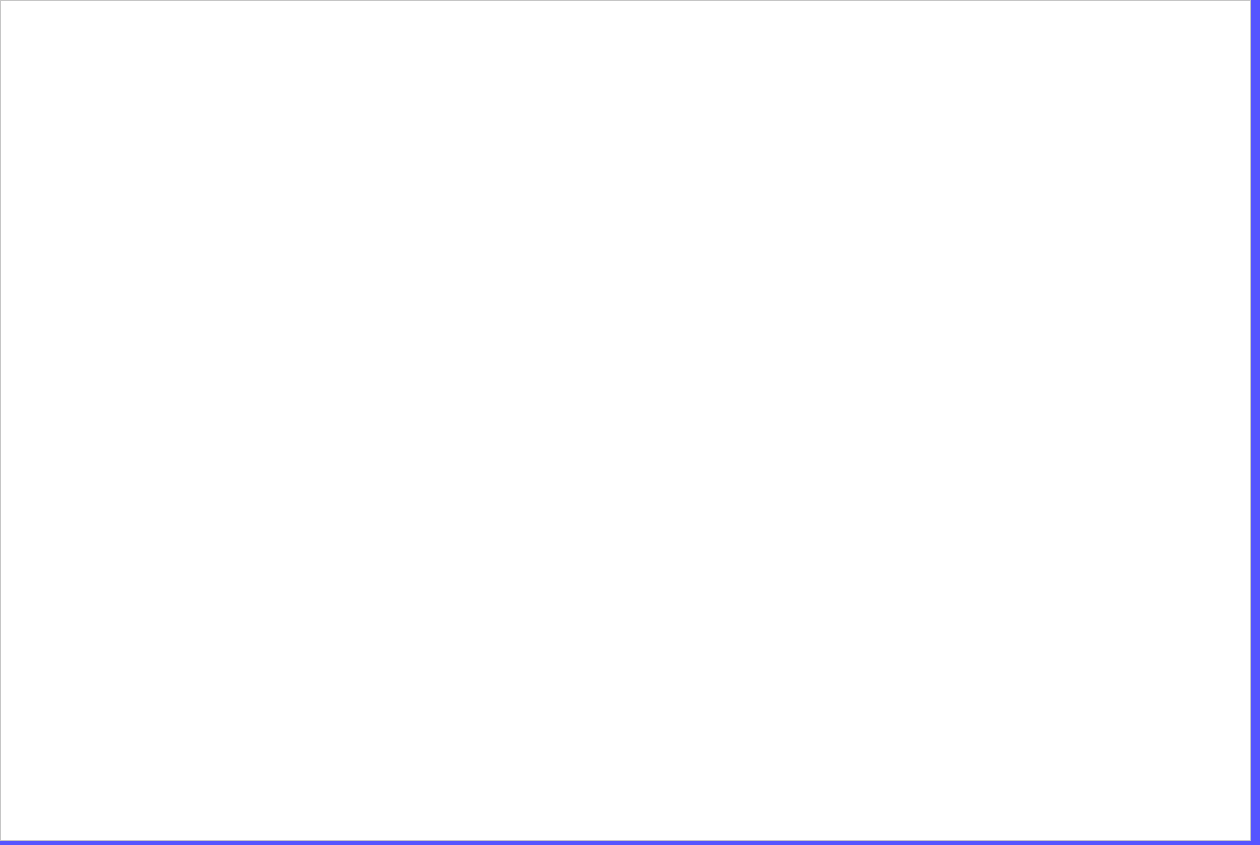
Before: the Qt Designer form bank-view/fronts/frontmessageshow.ui in smandyscom/front-base-widget, drawn with Qt 5.
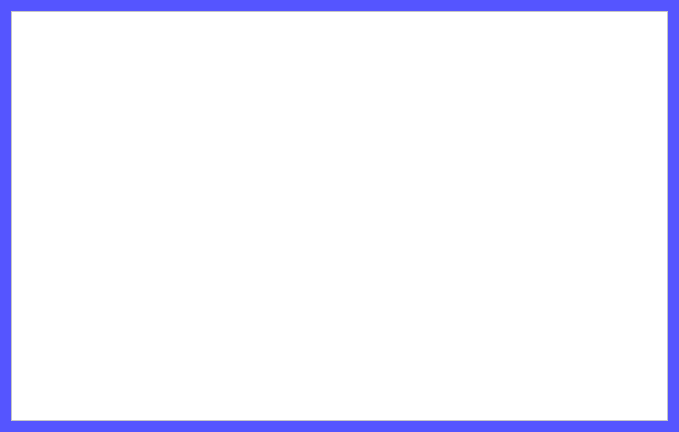
After: the same form once the commit is applied.

Patch:
```diff
--- a/bank-view/fronts/frontmessageshow.ui
+++ b/bank-view/fronts/frontmessageshow.ui
@@ -6,8 +6,8 @@
    <rect>
     <x>0</x>
     <y>0</y>
-    <width>1260</width>
-    <height>845</height>
+    <width>679</width>
+    <height>432</height>
    </rect>
   </property>
   <property name="sizePolicy">
@@ -22,19 +22,15 @@
   <property name="styleSheet">
    <string notr="true">background-color: rgb(85, 85, 255);</string>
   </property>
+  <layout class="QGridLayout" name="gridLayout">
+   <item row="0" column="0">
   <widget class="QPlainTextEdit" name="plainTextEdit">
-   <property name="geometry">
-    <rect>
-     <x>0</x>
-     <y>0</y>
-     <width>1251</width>
-     <height>841</height>
-    </rect>
-   </property>
    <property name="styleSheet">
     <string notr="true">background-color: rgb(255, 255, 255);</string>
    </property>
   </widget>
+   </item>
+  </layout>
  </widget>
  <resources/>
  <connections/>
```
Lines whose indentation alone changed are shown as unchanged.
